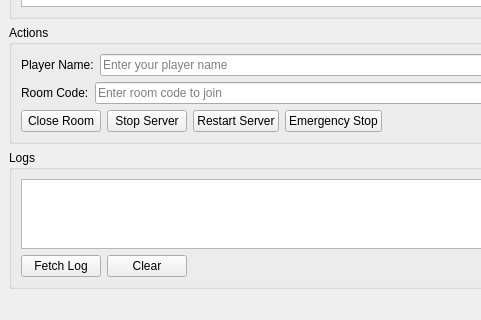
AndreaFrederica/LunaLauncher, file launcher/ui/pages/global/TerracottaOnlinePanel.ui: the form before one commit; both pictures show x 0 to 481 and y 315 to 635 of the 800 by 635 pixel window.
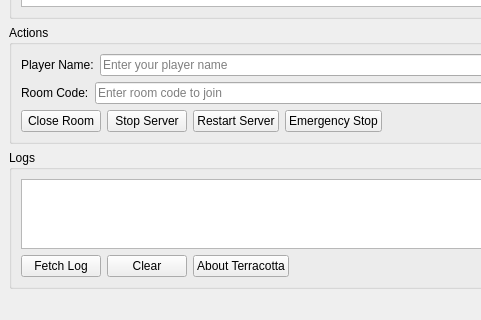
The form after the commit.

Commit message: feat: 添加 Terracotta 集成通知和关于对话框，显示许可和归属信息

Diff of the .ui file:
```diff
--- a/launcher/ui/pages/global/TerracottaOnlinePanel.ui
+++ b/launcher/ui/pages/global/TerracottaOnlinePanel.ui
@@ -324,6 +324,16 @@
            </property>
           </widget>
          </item>
+         <item>
+          <widget class="QPushButton" name="pushButton_about">
+           <property name="text">
+            <string>About Terracotta</string>
+           </property>
+           <property name="toolTip">
+            <string>Show licensing and attribution information</string>
+           </property>
+          </widget>
+         </item>
          <item>
           <spacer name="horizontalSpacer_log">
            <property name="orientation">
```
The commit also changes 7 other files.
